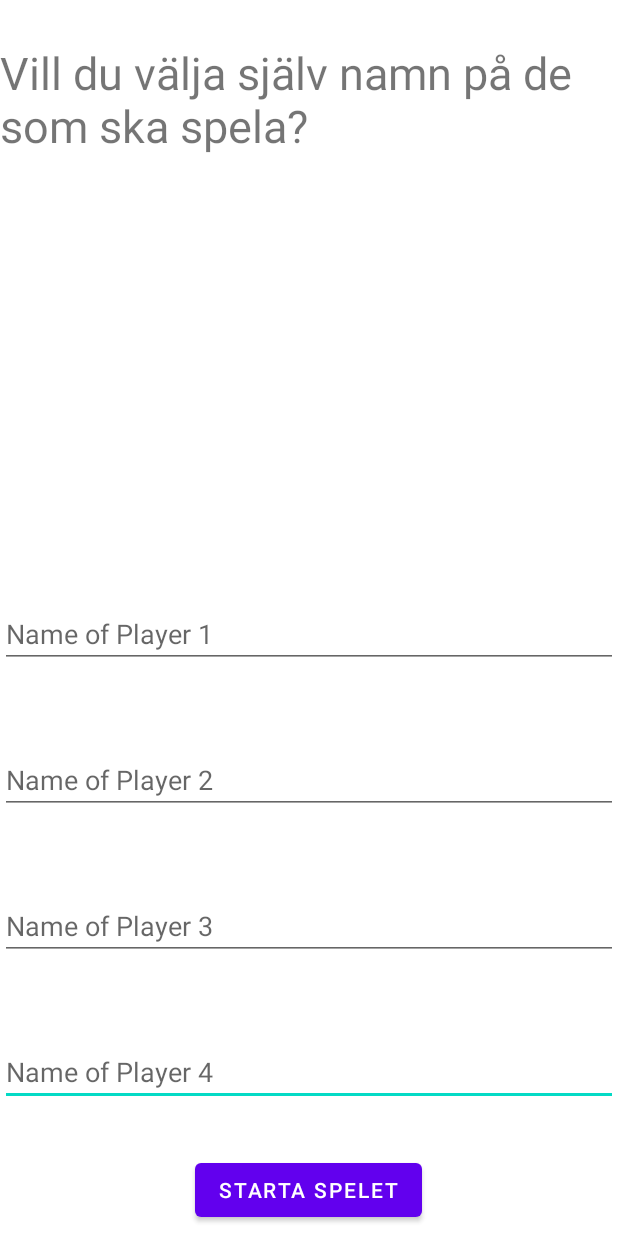
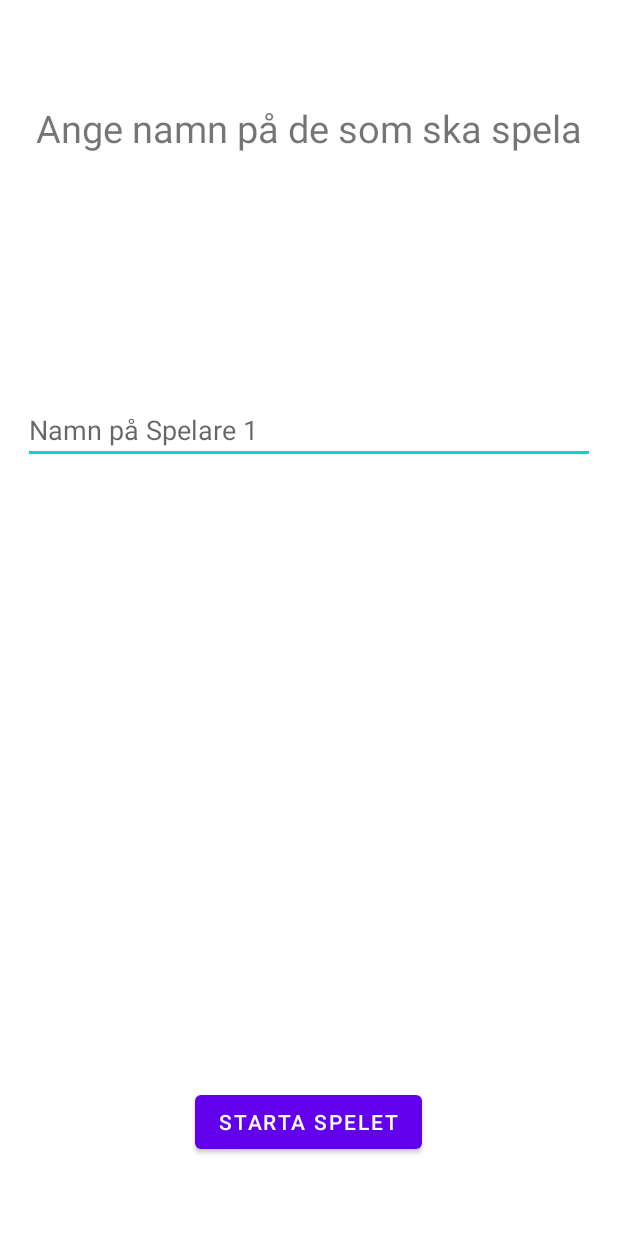
Before and after one commit to Juandr0/Busdriver, an Android app: the ChangePlayerNameView screen opened directly, with no data from a screen before it, on a phone screen of 412 x 824 dp. Run offline under Robolectric (Android 15) with nearby library versions, the phone set to English and light mode, and no system bars.

```diff
--- a/app/src/main/java/com/example/myapplication/ChangePlayerNameView.kt
+++ b/app/src/main/java/com/example/myapplication/ChangePlayerNameView.kt
@@ -3,49 +3,50 @@ package com.example.myapplication
 import android.content.Intent
 import androidx.appcompat.app.AppCompatActivity
 import android.os.Bundle
+import android.util.Log
 import android.view.View
 import android.widget.Button
 import android.widget.EditText
+import android.widget.Switch
 import android.widget.TextView
 
 class ChangePlayerNameView : AppCompatActivity() {
 
-    // denna intent ska skickas till CardgameActivity::class.java
-    lateinit var startGameButton : Button
     lateinit var changePlayerNameView : TextView
-    lateinit var playerOneNameInputEdit   : EditText
-    lateinit var playerTwoNameInputEdit   : EditText
-    lateinit var playerThreeNameInputEdit : EditText
-    lateinit var playerFourNameInputEdit  : EditText
-
-
 
     override fun onCreate(savedInstanceState: Bundle?) {
         super.onCreate(savedInstanceState)
         setContentView(R.layout.changeplayername_activity)
 
-        playerOneNameInputEdit.findViewById<EditText>(R.id.playerOneNameInputEdit)
-        playerTwoNameInputEdit.findViewById<EditText>(R.id.playerTwoNameInputEdit)
-        playerThreeNameInputEdit.findViewById<EditText>(R.id.playerThreeNameInputEdit)
-        playerFourNameInputEdit.findViewById<EditText>(R.id.playerFourNameInputEdit)
+
+        val numOfPlayers = getAmountOfPlayers()
+
+        var playerOneNameInputEdit   : EditText = findViewById<EditText>(R.id.playerOneNameInputEdit)
+        var playerTwoNameInputEdit   : EditText = findViewById<EditText>(R.id.playerTwoNameInputEdit)
+        var playerThreeNameInputEdit : EditText = findViewById<EditText>(R.id.playerThreeNameInputEdit)
+        var playerFourNameInputEdit  : EditText = findViewById<EditText>(R.id.playerFourNameInputEdit)
+
+        var startGameButton : Button = findViewById(R.id.startGameButton)
+        startGameButton.text = "Starta spelet"
 
         changePlayerNameView = findViewById(R.id.changePlayerNameView)
-        changePlayerNameView.text = "Vill du välja själv namn på de som ska spela?"
+        changePlayerNameView.text = "Ange namn på de som ska spela"
 
-        startGameButton = findViewById(R.id.startGameButton)
-        startGameButton.text = "Starta spelet"
+        getEditTextViews(numOfPlayers, playerTwoNameInputEdit, playerThreeNameInputEdit, playerFourNameInputEdit)
+
+        startGameButton.setOnClickListener {
+            startGame(playerOneNameInputEdit,playerTwoNameInputEdit, playerThreeNameInputEdit, playerFourNameInputEdit)
+        }
+    }
+
+    //Default värdepå edittext om inget anges
 
 
-
-        val numOfPlayers = getAmountOfPlayers()
-        getEditTextViews(numOfPlayers)
+    fun getAmountOfPlayers() : Int{
+        return intent.getIntExtra("numOfPlayers", 1)
     }
 
-
-
-
-    fun getEditTextViews(numOfPlayersAsInt : Int) {
-
+    fun getEditTextViews(numOfPlayersAsInt : Int, playerTwoNameInputEdit  : EditText, playerThreeNameInputEdit : EditText, playerFourNameInputEdit : EditText) {
         when (numOfPlayersAsInt) {
             1 -> {
                 playerTwoNameInputEdit.visibility = View.INVISIBLE
@@ -62,11 +63,27 @@ class ChangePlayerNameView : AppCompatActivity() {
             }
 
         }
+    }
+
+    fun startGame(playerOneNameInputEdit : EditText, playerTwoNameInputEdit : EditText, playerThreeNameInputEdit : EditText, playerFourNameInputEdit : EditText, ) {
+        val oldIntent = intent.getIntExtra("numOfPlayers", 1)
+        intent = Intent(this, CardgameActivity::class.java)
+        val playerOneName = playerOneNameInputEdit.text.toString()
+        val playerTwoName = playerTwoNameInputEdit.text.toString()
+        val playerThreeName = playerThreeNameInputEdit.text.toString()
+        val playerFourName = playerFourNameInputEdit.text.toString()
+
+
+
+        intent.putExtra("player1", playerOneName)
+        intent.putExtra("player2", playerTwoName)
+        intent.putExtra("player3", playerThreeName)
+        intent.putExtra("player4", playerFourName)
+        intent.putExtra("numOfPlayers", oldIntent)
+
+        startActivity(intent)
 
     }
 
-    fun getAmountOfPlayers() : Int{
-        return intent.getIntExtra("numOfPlayers", 1)
-    }
 
 }
--- a/app/src/main/res/layout/changeplayername_activity.xml
+++ b/app/src/main/res/layout/changeplayername_activity.xml
@@ -5,12 +5,14 @@
     android:layout_width="match_parent"
     android:layout_height="match_parent">
 
-    <com.google.android.material.textfield.TextInputEditText
+    <EditText
         android:id="@+id/playerFourNameInputEdit"
         android:layout_width="match_parent"
         android:layout_height="wrap_content"
+        android:layout_marginStart="15dp"
         android:layout_marginTop="52dp"
-        android:hint="Name of Player 4"
+        android:layout_marginEnd="15dp"
+        android:hint="Namn på Spelare 4"
         app:layout_constraintEnd_toEndOf="parent"
         app:layout_constraintHorizontal_bias="0.0"
         app:layout_constraintStart_toStartOf="parent"
@@ -20,50 +22,47 @@
         android:id="@+id/changePlayerNameView"
         android:layout_width="wrap_content"
         android:layout_height="wrap_content"
-        android:layout_marginTop="28dp"
+        android:layout_marginTop="68dp"
         android:text="TextView"
-        android:textSize="30sp"
+        android:textSize="25sp"
         app:layout_constraintEnd_toEndOf="parent"
         app:layout_constraintStart_toStartOf="parent"
         app:layout_constraintTop_toTopOf="parent" />
 
-    <com.google.android.material.textfield.TextInputLayout
-        android:layout_width="391dp"
-        android:layout_height="wrap_content"
-        app:layout_constraintEnd_toEndOf="parent"
-        app:layout_constraintStart_toStartOf="parent"
-        app:layout_constraintTop_toBottomOf="@+id/changePlayerNameView">
-
-    </com.google.android.material.textfield.TextInputLayout>
-
-    <com.google.android.material.textfield.TextInputEditText
+    <EditText
         android:id="@+id/playerOneNameInputEdit"
         android:layout_width="match_parent"
         android:layout_height="wrap_content"
-        android:layout_marginTop="400dp"
-        android:hint="Name of Player 1"
+        android:layout_marginStart="15dp"
+        android:layout_marginTop="264dp"
+        android:layout_marginEnd="15dp"
+        android:hint="Namn på Spelare 1"
         app:layout_constraintEnd_toEndOf="parent"
         app:layout_constraintHorizontal_bias="0.0"
         app:layout_constraintStart_toStartOf="parent"
         app:layout_constraintTop_toTopOf="parent" />
 
-    <com.google.android.material.textfield.TextInputEditText
+    <EditText
         android:id="@+id/playerTwoNameInputEdit"
         android:layout_width="match_parent"
         android:layout_height="wrap_content"
+        android:layout_marginStart="15dp"
         android:layout_marginTop="52dp"
-        android:hint="Name of Player 2"
+        android:layout_marginEnd="15dp"
+        android:hint="Namn på Spelare 2"
         app:layout_constraintEnd_toEndOf="parent"
         app:layout_constraintHorizontal_bias="1.0"
         app:layout_constraintStart_toStartOf="parent"
         app:layout_constraintTop_toBottomOf="@+id/playerOneNameInputEdit" />
 
-    <com.google.android.material.textfield.TextInputEditText
+    <EditText
         android:id="@+id/playerThreeNameInputEdit"
         android:layout_width="match_parent"
         android:layout_height="wrap_content"
+        android:layout_marginStart="15dp"
         android:layout_marginTop="52dp"
-        android:hint="Name of Player 3"
+        android:layout_marginEnd="15dp"
+        android:hint="Namn på Spelare 3"
         app:layout_constraintEnd_toEndOf="parent"
         app:layout_constraintHorizontal_bias="1.0"
         app:layout_constraintStart_toStartOf="parent"
@@ -73,10 +72,11 @@
         android:id="@+id/startGameButton"
         android:layout_width="wrap_content"
         android:layout_height="wrap_content"
-        android:layout_marginTop="32dp"
+        android:layout_marginBottom="52dp"
         android:text="Button"
+        app:layout_constraintBottom_toBottomOf="parent"
         app:layout_constraintEnd_toEndOf="parent"
         app:layout_constraintHorizontal_bias="0.498"
-        app:layout_constraintStart_toStartOf="parent"
-        app:layout_constraintTop_toBottomOf="@+id/playerFourNameInputEdit" />
+        app:layout_constraintStart_toStartOf="parent" />
+
 </androidx.constraintlayout.widget.ConstraintLayout>
```
